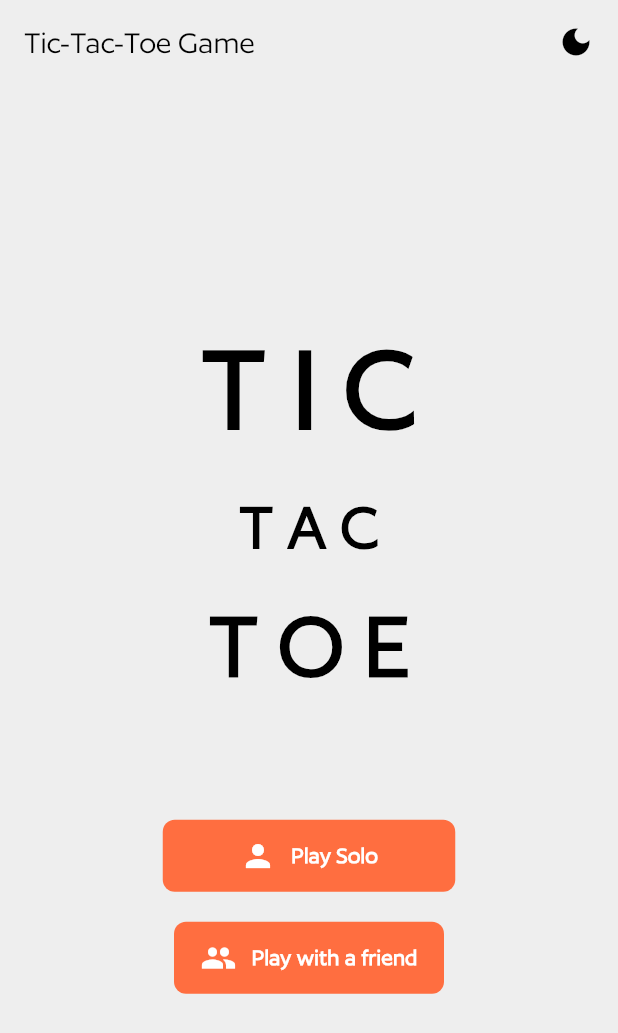
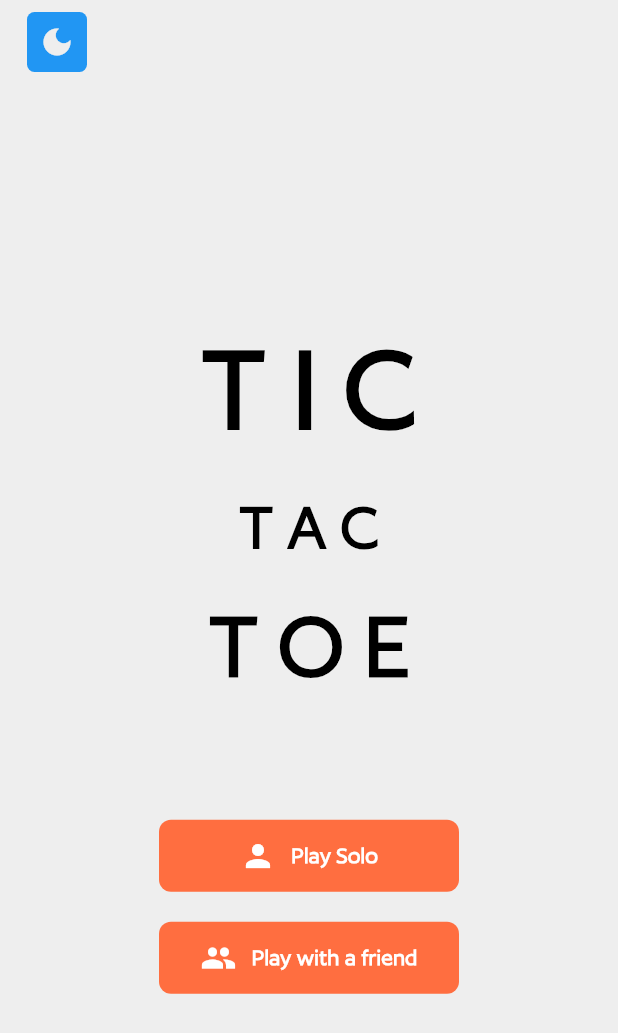
Before and after one commit to AbrarAbe/tic-tac-toe, a Flutter app: the screen it shows after launch, on a phone screen of 412 x 824 dp. Shown: the top 1033 px of the screen. Run offline on Flutter 3.47's test engine with Material 3 defaults, Android fonts, the phone set to English and light mode, and no system bars.

Commit message:
separate theme button component

```diff
--- a/lib/features/components/my_appbar.dart
+++ b/lib/features/components/my_appbar.dart
@@ -1,33 +1,20 @@
 import 'package:flutter/material.dart';
-import 'package:provider/provider.dart';
-import '../../core/theme/theme_switch.dart';
-import '../../core/theme/theme.dart'; // Import the theme.dart file
 
 class MyAppBar extends StatelessWidget implements PreferredSizeWidget {
   final Text? title;
-  const MyAppBar({super.key, this.title});
+  final Widget? leading;
+  const MyAppBar({super.key, this.title, this.leading});
 
   @override
   Widget build(BuildContext context) {
-    return AppBar(
-      title: title ?? const Text('Tic-Tac-Toe Game'),
-      backgroundColor: Colors.transparent,
-      foregroundColor: Theme.of(context).colorScheme.onPrimary,
-      actions: [
-        Padding(
-          padding: const EdgeInsets.only(right: 16.0),
-          child: GestureDetector(
-            onTap: () {
-              Provider.of<ThemeSwitch>(context, listen: false).toggleTheme();
-            },
-            child: Icon(
-              Provider.of<ThemeSwitch>(context).themeData == darkTheme
-                  ? Icons.light_mode
-                  : Icons.dark_mode,
-            ),
-          ),
-        ),
-      ],
+    return Padding(
+      padding: const EdgeInsets.symmetric(horizontal: 10),
+      child: AppBar(
+        title: title ?? const Text(''),
+        backgroundColor: Colors.transparent,
+        foregroundColor: Theme.of(context).colorScheme.onPrimary,
+        leading: leading,
+      ),
     );
   }
 
--- /dev/null
+++ b/lib/features/components/theme_button.dart
@@ -0,0 +1,30 @@
+import 'package:flutter/material.dart';
+import 'package:provider/provider.dart';
+import '../../core/theme/theme_switch.dart';
+import '../../core/theme/theme.dart';
+
+class ThemeButton extends StatelessWidget {
+  const ThemeButton({super.key});
+
+  @override
+  Widget build(BuildContext context) {
+    return Container(
+      margin: const EdgeInsets.all(8.0),
+      decoration: BoxDecoration(
+        color: Theme.of(context).colorScheme.secondary,
+        borderRadius: BorderRadius.circular(5),
+      ),
+      child: GestureDetector(
+        onTap: () {
+          Provider.of<ThemeSwitch>(context, listen: false).toggleTheme();
+        },
+        child: Icon(
+          Provider.of<ThemeSwitch>(context).themeData == darkTheme
+              ? Icons.light_mode
+              : Icons.dark_mode,
+          color: Theme.of(context).colorScheme.surface,
+        ),
+      ),
+    );
+  }
+}
--- a/lib/features/screens/main_menu.dart
+++ b/lib/features/screens/main_menu.dart
@@ -1,6 +1,7 @@
 import 'package:flutter/material.dart';
 import '../components/menu_button.dart';
 import '../components/my_appbar.dart';
+import '../components/theme_button.dart';
 
 class MainMenu extends StatelessWidget {
   const MainMenu({super.key});
@@ -8,7 +9,7 @@ class MainMenu extends StatelessWidget {
   @override
   Widget build(BuildContext context) {
     return Scaffold(
-      appBar: MyAppBar(),
+      appBar: MyAppBar(leading: ThemeButton()),
       body: Center(
         child: Column(
           mainAxisAlignment: MainAxisAlignment.center,
@@ -49,14 +50,14 @@ class MainMenu extends StatelessWidget {
                 mainAxisAlignment: MainAxisAlignment.spaceEvenly,
                 children: [
                   MenuButton(
-                    buttonWidth: 195,
+                    buttonWidth: 200,
                     icon: Icons.person,
                     text: "Play Solo",
                     onTap: () => Navigator.pushNamed(context, '/single_player'),
                     color: Theme.of(context).colorScheme.primary,
                   ),
                   MenuButton(
-                    buttonWidth: 180,
+                    buttonWidth: 200,
                     icon: Icons.people,
                     text: "Play with a friend",
                     onTap: () => Navigator.pushNamed(context, '/multi_player'),
```
